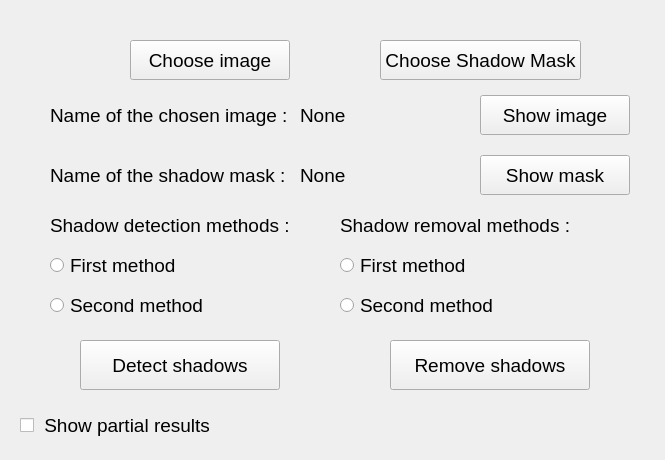
The window that menu.ui (Restaya/shadow-detection-and-removal) describes before a commit, drawn with Qt 5.
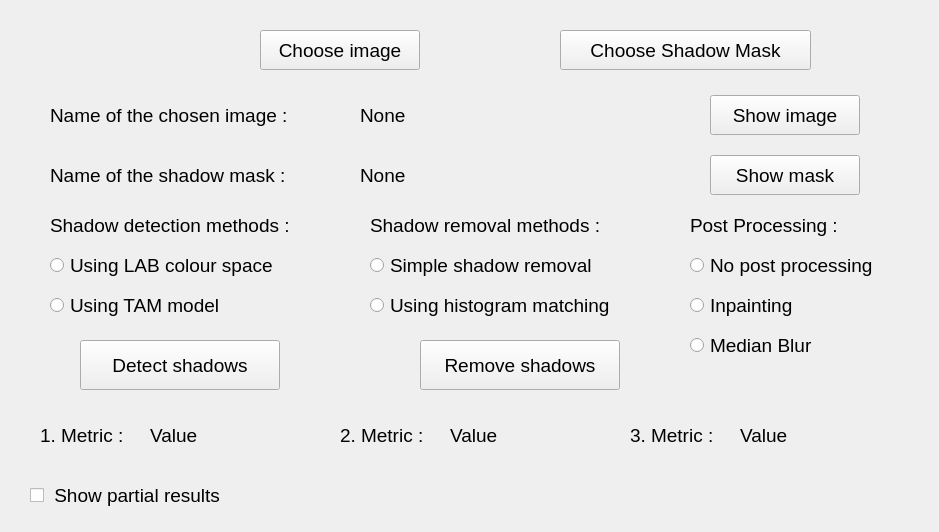
The same window after the commit.

Commit message: Added metric values to gui

Diff of the .ui file:
```diff
--- a/menu.ui
+++ b/menu.ui
@@ -6,8 +6,8 @@
    <rect>
     <x>0</x>
     <y>0</y>
-    <width>665</width>
-    <height>460</height>
+    <width>939</width>
+    <height>532</height>
    </rect>
   </property>
   <property name="windowTitle">
@@ -17,8 +17,8 @@
    <widget class="QPushButton" name="push_button_choose_image">
     <property name="geometry">
      <rect>
-      <x>130</x>
-      <y>40</y>
+      <x>260</x>
+      <y>30</y>
       <width>160</width>
       <height>40</height>
      </rect>
@@ -37,7 +37,7 @@
      <rect>
       <x>50</x>
       <y>100</y>
-      <width>251</width>
+      <width>291</width>
       <height>30</height>
      </rect>
     </property>
@@ -53,7 +53,7 @@
    <widget class="QPushButton" name="push_button_show_image">
     <property name="geometry">
      <rect>
-      <x>480</x>
+      <x>710</x>
       <y>95</y>
       <width>150</width>
       <height>40</height>
@@ -71,7 +71,7 @@
    <widget class="QLabel" name="label_file_name">
     <property name="geometry">
      <rect>
-      <x>300</x>
+      <x>360</x>
       <y>100</y>
       <width>161</width>
       <height>30</height>
@@ -91,7 +91,7 @@
      <rect>
       <x>50</x>
       <y>250</y>
-      <width>160</width>
+      <width>271</width>
       <height>30</height>
      </rect>
     </property>
@@ -101,7 +101,7 @@
      </font>
     </property>
     <property name="text">
-     <string>First method</string>
+     <string>Using LAB colour space</string>
     </property>
     <attribute name="buttonGroup">
      <string notr="true">shadow_detection</string>
@@ -112,7 +112,7 @@
      <rect>
       <x>50</x>
       <y>290</y>
-      <width>190</width>
+      <width>211</width>
       <height>30</height>
      </rect>
     </property>
@@ -122,7 +122,7 @@
      </font>
     </property>
     <property name="text">
-     <string>Second method</string>
+     <string>Using TAM model</string>
     </property>
     <attribute name="buttonGroup">
      <string notr="true">shadow_detection</string>
@@ -131,9 +131,9 @@
    <widget class="QRadioButton" name="radio_button_first_removal">
     <property name="geometry">
      <rect>
-      <x>340</x>
+      <x>370</x>
       <y>250</y>
-      <width>161</width>
+      <width>361</width>
       <height>30</height>
      </rect>
     </property>
@@ -143,7 +143,7 @@
      </font>
     </property>
     <property name="text">
-     <string>First method</string>
+     <string>Simple shadow removal</string>
     </property>
     <attribute name="buttonGroup">
      <string notr="true">shadow_removal</string>
@@ -152,9 +152,9 @@
    <widget class="QRadioButton" name="radio_button_second_removal">
     <property name="geometry">
      <rect>
-      <x>340</x>
+      <x>370</x>
       <y>290</y>
-      <width>190</width>
+      <width>301</width>
       <height>30</height>
      </rect>
     </property>
@@ -164,7 +164,7 @@
      </font>
     </property>
     <property name="text">
-     <string>Second method</string>
+     <string>Using histogram matching</string>
     </property>
     <attribute name="buttonGroup">
      <string notr="true">shadow_removal</string>
@@ -191,7 +191,7 @@
    <widget class="QPushButton" name="push_button_remove_shadows">
     <property name="geometry">
      <rect>
-      <x>390</x>
+      <x>420</x>
       <y>340</y>
       <width>200</width>
       <height>50</height>
@@ -227,7 +227,7 @@
    <widget class="QLabel" name="label_4">
     <property name="geometry">
      <rect>
-      <x>340</x>
+      <x>370</x>
       <y>210</y>
       <width>281</width>
       <height>30</height>
@@ -245,8 +245,8 @@
    <widget class="QCheckBox" name="check_box_partial_results">
     <property name="geometry">
      <rect>
-      <x>20</x>
-      <y>400</y>
+      <x>30</x>
+      <y>470</y>
       <width>230</width>
       <height>50</height>
      </rect>
@@ -265,7 +265,7 @@
      <rect>
       <x>50</x>
       <y>160</y>
-      <width>250</width>
+      <width>281</width>
       <height>30</height>
      </rect>
     </property>
@@ -281,7 +281,7 @@
    <widget class="QLabel" name="label_mask_name">
     <property name="geometry">
      <rect>
-      <x>300</x>
+      <x>360</x>
       <y>160</y>
       <width>160</width>
       <height>30</height>
@@ -299,7 +299,7 @@
    <widget class="QPushButton" name="push_button_show_mask">
     <property name="geometry">
      <rect>
-      <x>480</x>
+      <x>710</x>
       <y>155</y>
       <width>150</width>
       <height>40</height>
@@ -317,9 +317,9 @@
    <widget class="QPushButton" name="push_button_choose_mask">
     <property name="geometry">
      <rect>
-      <x>380</x>
-      <y>40</y>
-      <width>201</width>
+      <x>560</x>
+      <y>30</y>
+      <width>251</width>
       <height>40</height>
      </rect>
     </property>
@@ -332,6 +332,195 @@
      <string>Choose Shadow Mask</string>
     </property>
    </widget>
+   <widget class="QLabel" name="label_2">
+    <property name="geometry">
+     <rect>
+      <x>40</x>
+      <y>420</y>
+      <width>111</width>
+      <height>30</height>
+     </rect>
+    </property>
+    <property name="font">
+     <font>
+      <pointsize>14</pointsize>
+     </font>
+    </property>
+    <property name="text">
+     <string>1. Metric : </string>
+    </property>
+   </widget>
+   <widget class="QLabel" name="label_6">
+    <property name="geometry">
+     <rect>
+      <x>150</x>
+      <y>420</y>
+      <width>71</width>
+      <height>30</height>
+     </rect>
+    </property>
+    <property name="font">
+     <font>
+      <pointsize>14</pointsize>
+     </font>
+    </property>
+    <property name="text">
+     <string>Value</string>
+    </property>
+   </widget>
+   <widget class="QLabel" name="label_7">
+    <property name="geometry">
+     <rect>
+      <x>340</x>
+      <y>420</y>
+      <width>121</width>
+      <height>30</height>
+     </rect>
+    </property>
+    <property name="font">
+     <font>
+      <pointsize>14</pointsize>
+     </font>
+    </property>
+    <property name="text">
+     <string>2. Metric :</string>
+    </property>
+   </widget>
+   <widget class="QLabel" name="label_8">
+    <property name="geometry">
+     <rect>
+      <x>450</x>
+      <y>420</y>
+      <width>55</width>
+      <height>30</height>
+     </rect>
+    </property>
+    <property name="font">
+     <font>
+      <pointsize>14</pointsize>
+     </font>
+    </property>
+    <property name="text">
+     <string>Value</string>
+    </property>
+   </widget>
+   <widget class="QLabel" name="label_9">
+    <property name="geometry">
+     <rect>
+      <x>630</x>
+      <y>420</y>
+      <width>111</width>
+      <height>30</height>
+     </rect>
+    </property>
+    <property name="font">
+     <font>
+      <pointsize>14</pointsize>
+     </font>
+    </property>
+    <property name="text">
+     <string>3. Metric : </string>
+    </property>
+   </widget>
+   <widget class="QLabel" name="label_10">
+    <property name="geometry">
+     <rect>
+      <x>740</x>
+      <y>420</y>
+      <width>91</width>
+      <height>30</height>
+     </rect>
+    </property>
+    <property name="font">
+     <font>
+      <pointsize>14</pointsize>
+     </font>
+    </property>
+    <property name="text">
+     <string>Value</string>
+    </property>
+   </widget>
+   <widget class="QLabel" name="label_11">
+    <property name="geometry">
+     <rect>
+      <x>690</x>
+      <y>210</y>
+      <width>181</width>
+      <height>30</height>
+     </rect>
+    </property>
+    <property name="font">
+     <font>
+      <pointsize>14</pointsize>
+     </font>
+    </property>
+    <property name="text">
+     <string>Post Processing : </string>
+    </property>
+   </widget>
+   <widget class="QRadioButton" name="radioButton_no_pp">
+    <property name="geometry">
+     <rect>
+      <x>690</x>
+      <y>250</y>
+      <width>221</width>
+      <height>30</height>
+     </rect>
+    </property>
+    <property name="font">
+     <font>
+      <pointsize>14</pointsize>
+     </font>
+    </property>
+    <property name="text">
+     <string>No post processing</string>
+    </property>
+    <attribute name="buttonGroup">
+     <string notr="true">post_processing</string>
+    </attribute>
+   </widget>
+   <widget class="QRadioButton" name="radioButton_inpainting_pp">
+    <property name="geometry">
+     <rect>
+      <x>690</x>
+      <y>290</y>
+      <width>211</width>
+      <height>30</height>
+     </rect>
+    </property>
+    <property name="font">
+     <font>
+      <pointsize>14</pointsize>
+     </font>
+    </property>
+    <property name="text">
+     <string>Inpainting</string>
+    </property>
+    <attribute name="buttonGroup">
+     <string notr="true">post_processing</string>
+    </attribute>
+   </widget>
+   <widget class="QRadioButton" name="radioButton_median_blur_pp">
+    <property name="geometry">
+     <rect>
+      <x>690</x>
+      <y>330</y>
+      <width>161</width>
+      <height>30</height>
+     </rect>
+    </property>
+    <property name="font">
+     <font>
+      <pointsize>14</pointsize>
+     </font>
+    </property>
+    <property name="text">
+     <string>Median Blur</string>
+    </property>
+    <attribute name="buttonGroup">
+     <string notr="true">post_processing</string>
+    </attribute>
+   </widget>
   </widget>
  </widget>
  <resources/>
```
Left out of the diff: 1 changed line with no effect on the pictures.
